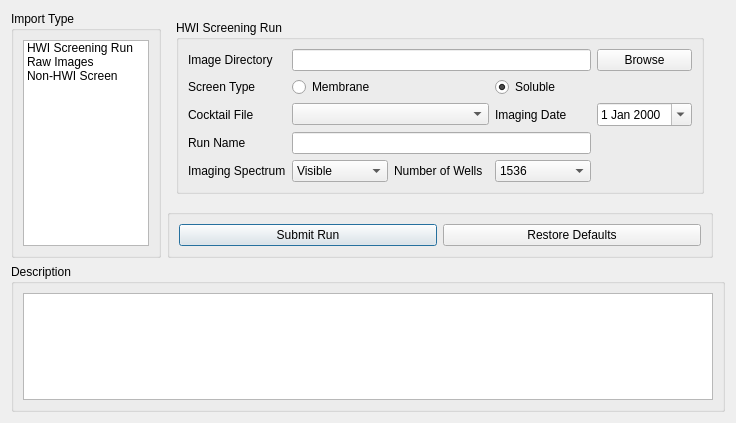
Old version of the form pyqt_designer/run_importer.ui in the repository Hauptman-Woodward/Marco_Polo.
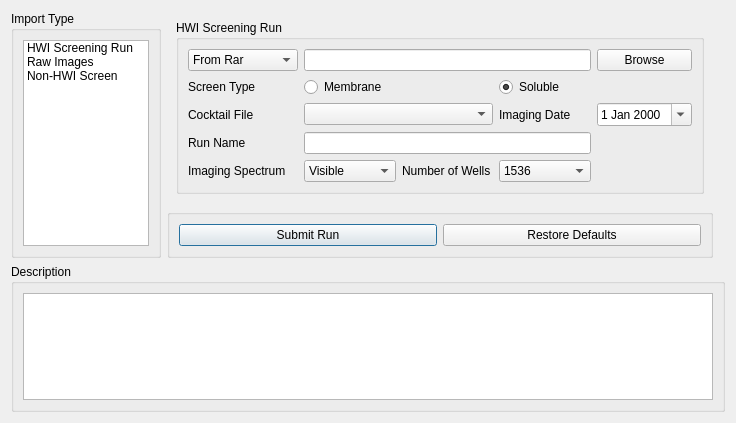
New version of the form.

The edit to the form file:
```diff
--- a/pyqt_designer/run_importer.ui
+++ b/pyqt_designer/run_importer.ui
@@ -40,13 +40,6 @@
             </property>
            </widget>
           </item>
-          <item row="0" column="0">
-           <widget class="QLabel" name="label">
-            <property name="text">
-             <string>Image Directory</string>
-            </property>
-           </widget>
-          </item>
           <item row="4" column="1">
            <widget class="QComboBox" name="comboBox_2">
             <item>
@@ -155,6 +148,20 @@
           <item row="0" column="1" colspan="3">
            <widget class="QLineEdit" name="lineEdit"/>
           </item>
+          <item row="0" column="0">
+           <widget class="QComboBox" name="comboBox_6">
+            <item>
+             <property name="text">
+              <string>From Rar</string>
+             </property>
+            </item>
+            <item>
+             <property name="text">
+              <string>From Directory</string>
+             </property>
+            </item>
+           </widget>
+          </item>
          </layout>
         </widget>
        </item>
```
